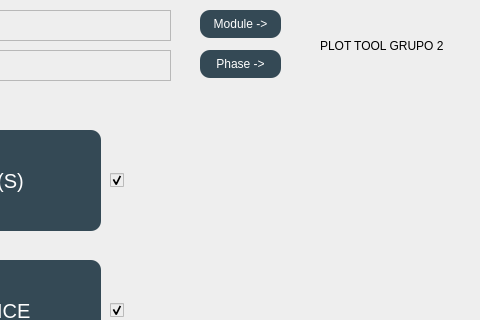
scheinpablo/BodeGrapher, file PycharmProjects/TC1/tcDesign.ui: the form before one commit; both pictures show x 110 to 590 and y 0 to 320 of the 813 by 759 pixel window.
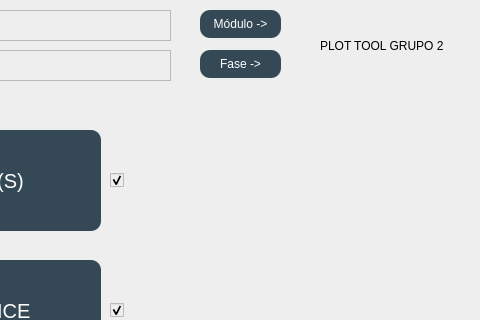
The form after the commit. Custom widgets are drawn as their Qt base class.

```diff
--- a/PycharmProjects/TC1/tcDesign.ui
+++ b/PycharmProjects/TC1/tcDesign.ui
@@ -199,7 +199,7 @@
 border-radius: 10px;</string>
     </property>
     <property name="text">
-     <string>Module -&gt;</string>
+     <string>Módulo -&gt;</string>
     </property>
    </widget>
    <widget class="QPushButton" name="changePhaseLabels">
@@ -217,7 +217,7 @@
 border-radius: 10px;</string>
     </property>
     <property name="text">
-     <string>Phase -&gt;</string>
+     <string>Fase -&gt;</string>
     </property>
    </widget>
    <widget class="QCheckBox" name="transferenceCheck">
```
